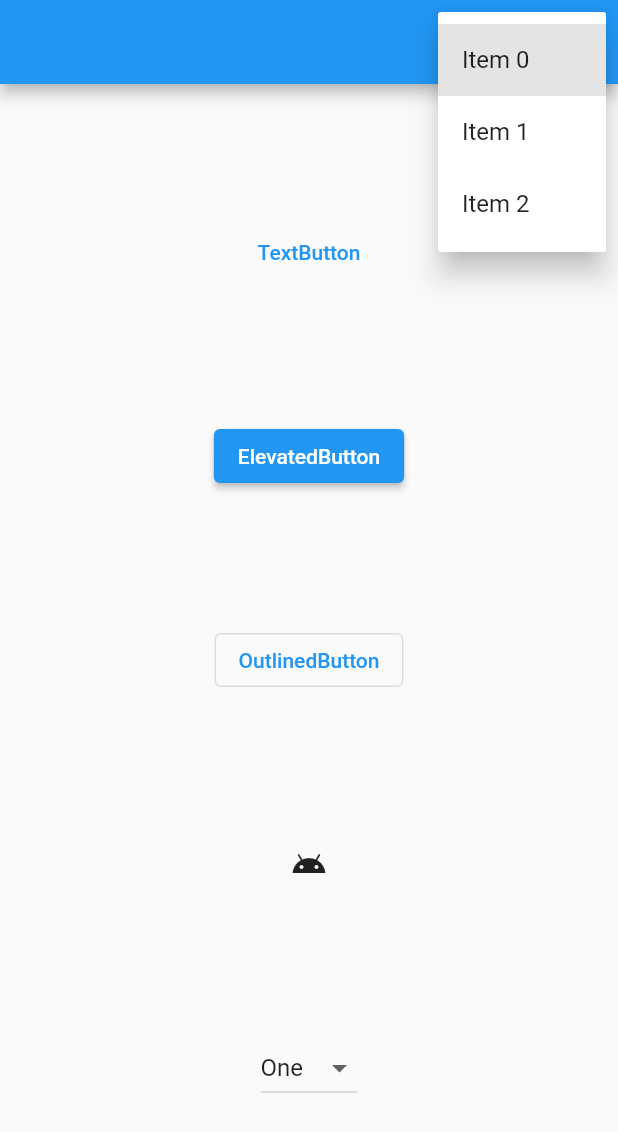
After one commit to mr-smady/flutter, a Flutter app: the screen it shows after launch, after a tap on the "more vert" icon, on a phone screen of 412 x 824 dp. The commit adds this screen. Shown: the top 1132 px of the screen. Run offline on Flutter 3.47's test engine with Material 2 defaults, Android fonts, the phone set to English and light mode, and no system bars.

Commit message:
Add Buttons and layout

```diff
--- /dev/null
+++ b/hello_world/lib/buttons.dart
@@ -0,0 +1,111 @@
+import 'package:flutter/material.dart';
+
+class ButtonExamples extends StatefulWidget {
+  const ButtonExamples({super.key});
+
+  @override
+  State<StatefulWidget> createState() => _ButtonExamplesState();
+}
+
+class _ButtonExamplesState extends State<ButtonExamples> {
+  static const List<String> list = <String>['One', 'Two', 'Three', 'Four'];
+
+  String? _value = list[0];
+  int? _selected = 0;
+
+  Future<void> _showMyDialog(
+      {required BuildContext context, required String message}) async {
+    return showDialog<void>(
+      context: context,
+      barrierDismissible: false, // user must tap button!
+      builder: (BuildContext context) {
+        return AlertDialog(
+          title: const Text('Alert'),
+          content: Text(message),
+          actions: <Widget>[
+            TextButton(
+              child: const Text('OK'),
+              onPressed: () {
+                Navigator.of(context).pop();
+              },
+            ),
+          ],
+        );
+      },
+    );
+  }
+
+  @override
+  Widget build(BuildContext context) => Scaffold(
+        appBar: AppBar(actions: [
+          PopupMenuButton<int>(
+            initialValue: _selected,
+            itemBuilder: (context) => const [
+              PopupMenuItem<int>(
+                value: 0,
+                child: Text('Item 0'),
+              ),
+              PopupMenuItem<int>(
+                value: 1,
+                child: Text('Item 1'),
+              ),
+              PopupMenuItem<int>(
+                value: 2,
+                child: Text('Item 2'),
+              ),
+            ],
+            onSelected: (value) {
+              setState(() {
+                _selected = value;
+              });
+            },
+          ),
+        ]),
+        body: Center(
+          child: Column(
+            mainAxisAlignment: MainAxisAlignment.spaceEvenly,
+            children: [
+              TextButton(
+                child: const Text('TextButton'),
+                onPressed: () {
+                  _showMyDialog(context: context, message: 'TextButton');
+                },
+              ),
+              ElevatedButton(
+                child: const Text('ElevatedButton'),
+                onPressed: () {
+                  _showMyDialog(context: context, message: 'ElevatedButton');
+                },
+              ),
+              OutlinedButton(
+                child: const Text('OutlinedButton'),
+                onPressed: () {
+                  _showMyDialog(context: context, message: 'OutlinedButton');
+                },
+              ),
+              IconButton(
+                icon: const Icon(Icons.android),
+                onPressed: () {
+                  _showMyDialog(context: context, message: 'IconButton');
+                },
+              ),
+              DropdownButton<String>(
+                value: _value,
+                items: list
+                    .map<DropdownMenuItem<String>>(
+                        (value) => DropdownMenuItem<String>(
+                              value: value,
+                              child: Text(value),
+                            ))
+                    .toList(),
+                onChanged: (value) {
+                  setState(() {
+                    _value = value;
+                  });
+                },
+              )
+            ],
+          ),
+        ),
+      );
+}
--- a/hello_world/lib/main.dart
+++ b/hello_world/lib/main.dart
@@ -1,6 +1,6 @@
 import 'package:flutter/material.dart';
 
-import 'home_page.dart';
+import 'buttons.dart';
 
 void main() {
   runApp(const MyApp());
@@ -12,11 +12,12 @@ class MyApp extends StatelessWidget {
   @override
   Widget build(BuildContext context) {
     return MaterialApp(
+      debugShowCheckedModeBanner: false,
       title: 'Flutter Demo',
       theme: ThemeData(
         primarySwatch: Colors.blue,
       ),
-      home: HomePage(),
+      home: const ButtonExamples(),
     );
   }
 }
```
Also changed, not shown: hello_world/lib/layout.dart (added, +43 -0 lines).
